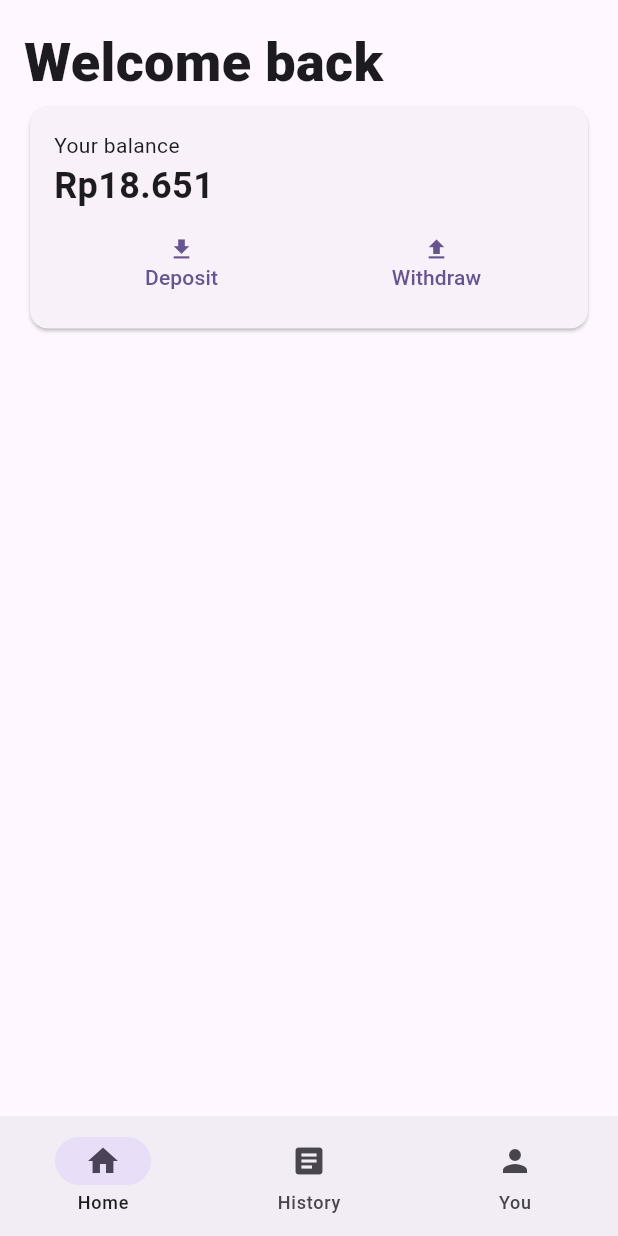
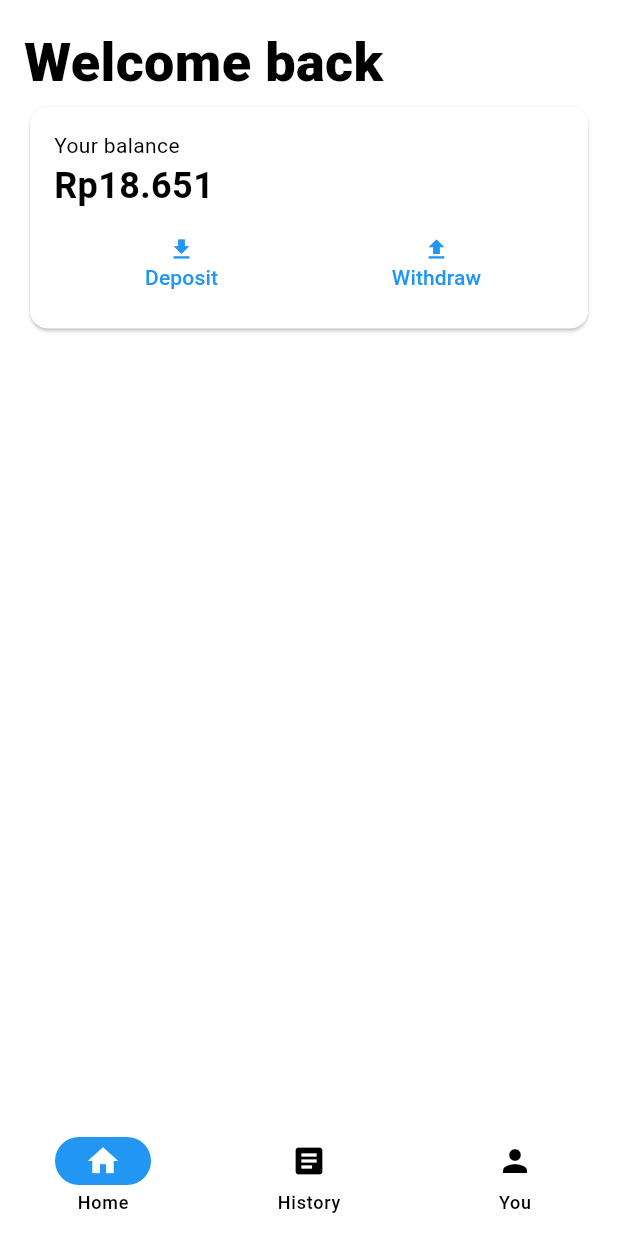
Before and after one commit to Waoweens/Cashalog, a Flutter app: the screen it shows after launch, on a phone screen of 412 x 824 dp. Run offline on Flutter 3.47's test engine with Material 3 defaults, Android fonts, the phone set to English and light mode, and no system bars; drawn by our look-alikes of dynamic_color; our stand-ins replace isar; accounts and stored records are empty; statements that could not run were skipped.

Commit message:
add material you system themes

```diff
--- a/lib/main.dart
+++ b/lib/main.dart
@@ -1,22 +1,43 @@
 import 'package:cashalog/app/root.dart';
+import 'package:cashalog/db/db.dart';
+import 'package:cashalog/db/history.dart';
+import 'package:dynamic_color/dynamic_color.dart';
 import 'package:flutter/material.dart';
+import 'package:isar/isar.dart';
+import 'package:path_provider/path_provider.dart';
 
-void main() {
+Future<void> main() async {
+  WidgetsFlutterBinding.ensureInitialized();
+  final dir = await getApplicationDocumentsDirectory();
+  isar = await Isar.open([TransactionSchema, TotalSchema], directory: dir.path);
+
   runApp(const App());
 }
 
 class App extends StatelessWidget {
   const App({super.key});
 
+  static final _defaultLightColorScheme =
+      ColorScheme.fromSwatch(primarySwatch: Colors.blue);
+
+  static final _defaultDarkColorScheme = ColorScheme.fromSwatch(
+      primarySwatch: Colors.blue, brightness: Brightness.dark);
+
   // This widget is the root of your application.
   @override
   Widget build(BuildContext context) {
-    return MaterialApp(
-        title: 'Flutter Demo',
-        theme: ThemeData(
-          colorScheme: ColorScheme.fromSeed(seedColor: Colors.deepPurple),
-          useMaterial3: true,
-        ),
-        home: const AppRoot());
+    return DynamicColorBuilder(builder: (lightColorScheme, darkColorScheme) {
+      return MaterialApp(
+          title: 'Cashalog',
+          theme: ThemeData(
+            colorScheme: lightColorScheme ?? _defaultLightColorScheme,
+            useMaterial3: true,
+          ),
+          darkTheme: ThemeData(
+            colorScheme: darkColorScheme ?? _defaultDarkColorScheme,
+            useMaterial3: true,
+          ),
+          home: const AppRoot());
+    });
   }
 }
```
